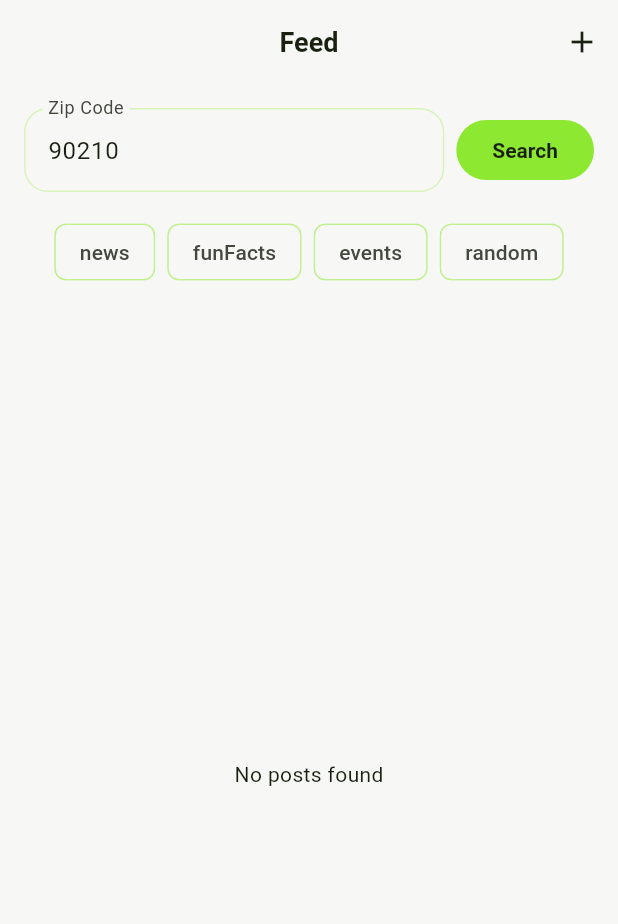
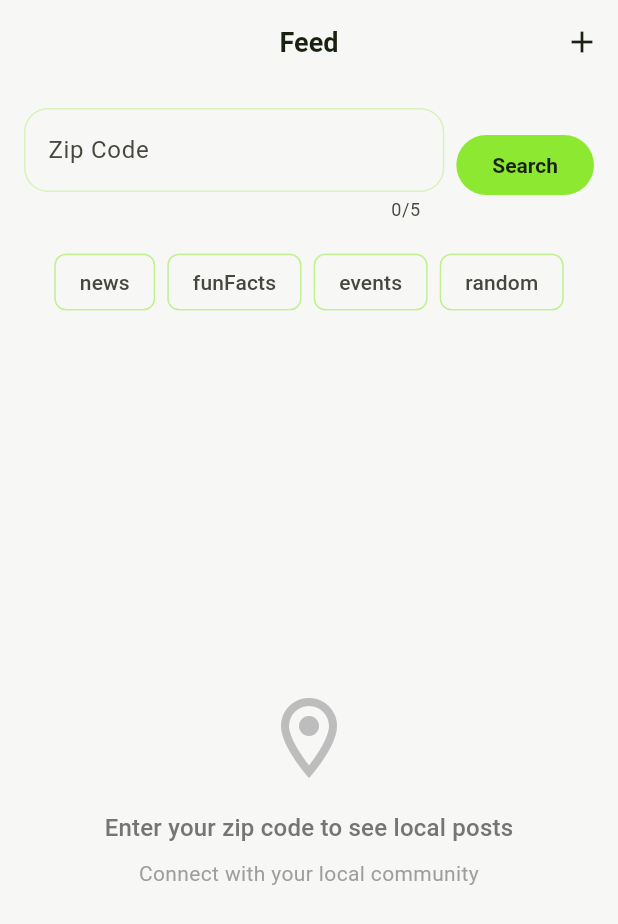
Before and after one commit to dp9910/zipsocial, a Flutter app: the HomeScreen screen opened directly, after a tap on "Search", on a phone screen of 412 x 824 dp. Shown: the top 924 px of the screen. Run offline on Flutter 3.47's test engine with Material 3 defaults, Android fonts, the phone set to English and light mode, and no system bars; our stand-ins replace google_sign_in, supabase_flutter; accounts and stored records are empty; Roboto replaces fonts that are missing (BeVietnamPro).

Commit message:
fix: Resolve unresponsive zip code input and profile setup button visibility issues
- Fix home screen zip code field becoming unresponsive for new users
- Remove automatic focus dismissal that prevented user interaction
- Eliminate default 90210 zip code that couldn't be cleared
- Add clear button and better UX for zip code input
- Improve empty state messaging for new users
- Fix profile setup screen button visibility when keyboard appears
- Add floating action button as backup for profile completion
- Enhance keyboard handling and user experience

🤖 Generated with [Claude Code](https://claude.ai/code)

Co-Authored-By: Claude <noreply@anthropic.com>

```diff
--- a/lib/screens/home_screen.dart
+++ b/lib/screens/home_screen.dart
@@ -30,31 +30,34 @@ class _HomeScreenState extends State<HomeScreen> {
     final userProfile = await SupabaseAuthService.getUserProfile();
     if (userProfile?.preferredZipcode != null && userProfile!.preferredZipcode!.isNotEmpty) {
       _zipcodeController.text = userProfile.preferredZipcode!;
+      _loadFeed();
     } else {
-      _zipcodeController.text = '90210'; // Default for demo if no preferred zipcode
+      // For new users, don't set a default zipcode, let them input their own
+      _zipcodeController.text = '';
+      setState(() {
+        _posts = []; // Clear posts for new users
+      });
     }
-    _loadFeed();
   }
 
   @override
   void didChangeDependencies() {
     super.didChangeDependencies();
-    // Explicitly unfocus the TextField when the screen becomes active
-    _zipcodeFocusNode.unfocus();
-    _initializeFeed(); // Re-initialize feed when dependencies change (e.g., returning from profile edit)
+    // Only re-initialize if zipcode is empty to avoid overriding user input
+    if (_zipcodeController.text.isEmpty) {
+      _initializeFeed();
+    }
   }
 
   @override
   void dispose() {
-    _zipcodeFocusNode.dispose(); // Dispose FocusNode
+    _zipcodeController.dispose();
+    _zipcodeFocusNode.dispose();
     super.dispose();
   }
 
   Future<void> _loadFeed() async {
     if (_zipcodeController.text.isEmpty) return;
-
-    // Dismiss keyboard
-    FocusScope.of(context).unfocus();
 
     setState(() => _isLoading = true);
 
@@ -122,9 +125,20 @@ class _HomeScreenState extends State<HomeScreen> {
                     Expanded(
                       child: TextField(
                         controller: _zipcodeController,
-                        focusNode: _zipcodeFocusNode, // Assign FocusNode
+                        focusNode: _zipcodeFocusNode,
                         decoration: InputDecoration(
                           labelText: 'Zip Code',
+                          hintText: 'Enter zip code',
+                          suffixIcon: _zipcodeController.text.isNotEmpty
+                            ? IconButton(
+                                icon: const Icon(Icons.clear),
+                                onPressed: () {
+                                  setState(() {
+                                    _zipcodeController.clear();
+                                  });
+                                },
+                              )
+                            : null,
                           border: OutlineInputBorder(
                             borderRadius: BorderRadius.circular(16),
                             borderSide: BorderSide(
@@ -143,6 +157,15 @@ class _HomeScreenState extends State<HomeScreen> {
                           ),
                         ),
                         keyboardType: TextInputType.number,
+                        maxLength: 5,
+                        onChanged: (value) {
+                          setState(() {}); // Rebuild to show/hide clear button
+                        },
+                        onSubmitted: (value) {
+                          if (value.isNotEmpty) {
+                            _loadFeed();
+                          }
+                        },
                       ),
                     ),
                     const SizedBox(width: 8),
@@ -180,7 +203,41 @@ class _HomeScreenState extends State<HomeScreen> {
             child: _isLoading
                 ? const Center(child: CircularProgressIndicator())
                 : _posts.isEmpty
-                    ? const Center(child: Text('No posts found'))
+                    ? Center(
+                        child: Padding(
+                          padding: const EdgeInsets.all(32),
+                          child: Column(
+                            mainAxisAlignment: MainAxisAlignment.center,
+                            children: [
+                              Icon(
+                                Icons.location_on_outlined,
+                                size: 64,
+                                color: Colors.grey.shade400,
+                              ),
+                              const SizedBox(height: 16),
+                              Text(
+                                _zipcodeController.text.isEmpty
+                                  ? 'Enter your zip code to see local posts'
+                                  : 'No posts found in this area',
+                                style: Theme.of(context).textTheme.titleMedium?.copyWith(
+                                  color: Colors.grey.shade600,
+                                ),
+                                textAlign: TextAlign.center,
+                              ),
+                              if (_zipcodeController.text.isEmpty) ...[
+                                const SizedBox(height: 8),
+                                Text(
+                                  'Connect with your local community',
+                                  style: Theme.of(context).textTheme.bodyMedium?.copyWith(
+                                    color: Colors.grey.shade500,
+                                  ),
+                                  textAlign: TextAlign.center,
+                                ),
+                              ],
+                            ],
+                          ),
+                        ),
+                      )
                     : RefreshIndicator(
                         onRefresh: _loadFeed,
                         child: ListView.builder(
```
Also changed, not shown: lib/screens/profile_setup_screen.dart (+29 -2 lines).
